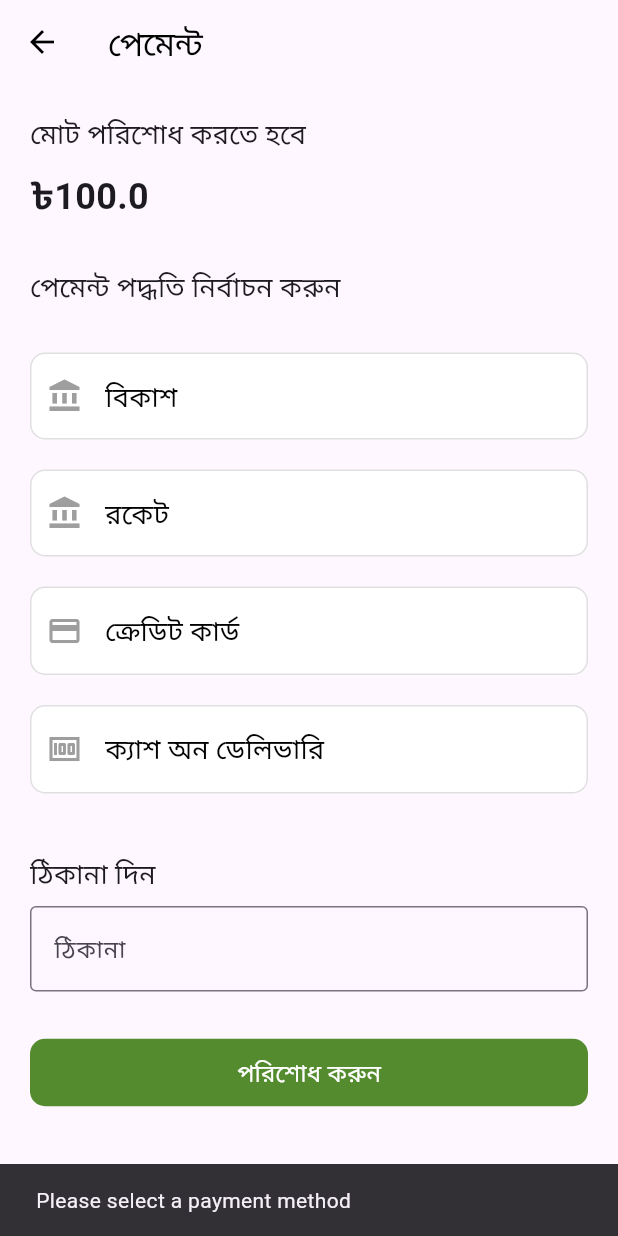
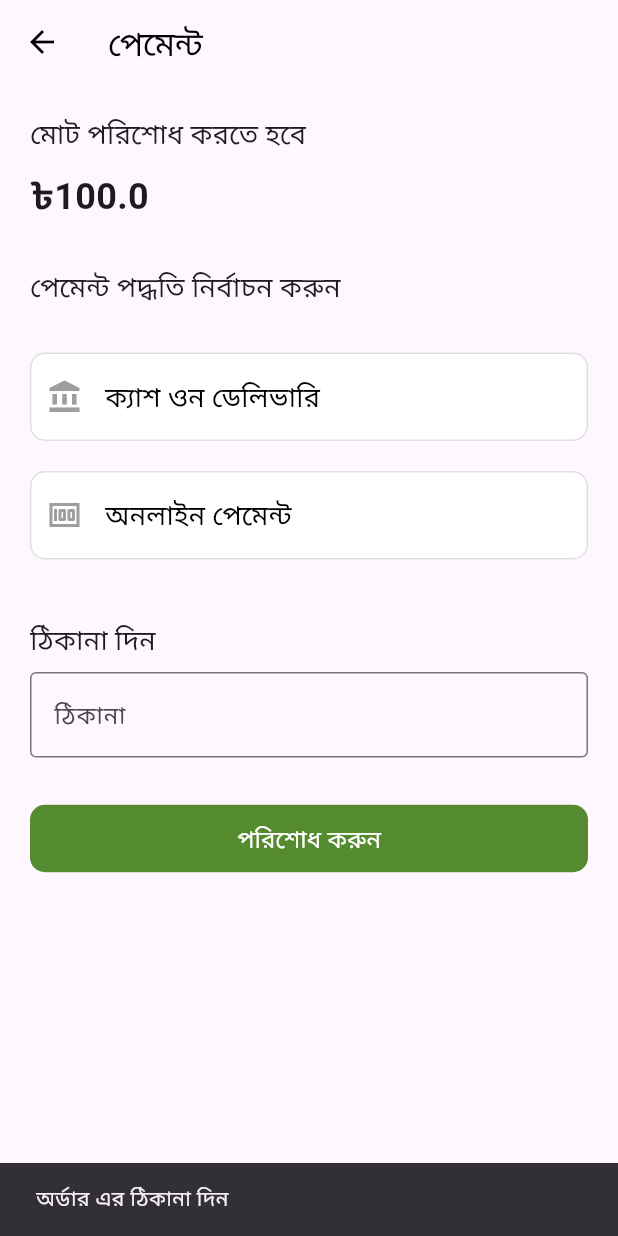
Before and after one commit to EusufUddin8926/flutter_e_commerce_app, a Flutter app: the PaymentPage screen opened directly with empty values, after a tap on "পরিশোধ করুন", on a phone screen of 412 x 824 dp. Run offline on Flutter 3.47's test engine with Material 3 defaults, Android fonts, the phone set to English and light mode, and no system bars; our stand-ins replace cloud_firestore, dotted_border, firebase_auth, firebase_core, firebase_storage, flashy_tab_bar2 and 9 more; missing offline and left inert: flutter_sslcommerz; accounts and stored records are empty.

Commit message:
final code updating

```diff
--- a/lib/pages/payment.dart
+++ b/lib/pages/payment.dart
@@ -1,5 +1,12 @@
 import 'package:flutter/material.dart';
 import 'package:firebase_auth/firebase_auth.dart';
+import 'package:flutter/services.dart';
+import 'package:flutter_sslcommerz/model/SSLCSdkType.dart';
+import 'package:flutter_sslcommerz/model/SSLCTransactionInfoModel.dart';
+import 'package:flutter_sslcommerz/model/SSLCommerzInitialization.dart';
+import 'package:flutter_sslcommerz/model/SSLCurrencyType.dart';
+import 'package:flutter_sslcommerz/sslcommerz.dart';
+import 'package:fluttertoast/fluttertoast.dart';
 import '../models/order_model.dart';
 import '../models/product.dart';
 import '../service/firestore_service.dart';
@@ -42,10 +49,10 @@ class _PaymentPageState extends State<PaymentPage> {
               const SizedBox(height: 30),
               const Text('পেমেন্ট পদ্ধতি নির্বাচন করুন', style: TextStyle(fontSize: 18)),
               const SizedBox(height: 20),
-              buildPaymentOption(context, 'বিকাশ', Icons.account_balance),
-              buildPaymentOption(context, 'রকেট', Icons.account_balance),
-              buildPaymentOption(context, 'ক্রেডিট কার্ড', Icons.credit_card),
-              buildPaymentOption(context, 'ক্যাশ অন ডেলিভারি', Icons.money),
+              buildPaymentOption(context, "1",'ক্যাশ ওন ডেলিভারি', Icons.account_balance),
+              buildPaymentOption(context, "2", 'অনলাইন পেমেন্ট', Icons.money),
+             /* buildPaymentOption(context, 'ক্রেডিট কার্ড', Icons.credit_card),
+              buildPaymentOption(context, 'ক্যাশ অন ডেলিভারি', Icons.money),*/
               const SizedBox(height: 30),
               const Text('ঠিকানা দিন', style: TextStyle(fontSize: 18)),
               SizedBox(height: 8,),
@@ -60,10 +67,74 @@ class _PaymentPageState extends State<PaymentPage> {
               const SizedBox(height: 30),
               MaterialButton(
                 onPressed: () async{
-                  if (selectedPaymentMethod != null) {
-                   await confirmOrder(widget.cartItems);
+                  if(addressController.text.isEmpty){
+                    ScaffoldMessenger.of(context).showSnackBar(const SnackBar(content: Text('অর্ডার এর ঠিকানা দিন')));
+                    return;
+                  }
+                  if(selectedPaymentMethod != null && selectedPaymentMethod == "1"){
+                    await confirmOrder(widget.cartItems, "");
+                  }else if(selectedPaymentMethod != null && selectedPaymentMethod == "2"){
 
-                  } else {
+                    String cartItemName = widget.cartItems.map((product) => product.productName).join(', ');
+
+                    Sslcommerz sslcommerz = Sslcommerz(
+                        initializer: SSLCommerzInitialization(
+                            currency: SSLCurrencyType.BDT,
+                            product_category: cartItemName,
+                            multi_card_name: "visa,master,bkash",
+                            sdkType: SSLCSdkType.TESTBOX,
+                            store_id: "mobil5fe45035efe16",
+                            store_passwd: "mobil5fe45035efe16@ssl",
+                            total_amount: widget.totalPrice + 100,
+                            tran_id: DateTime.now().millisecondsSinceEpoch.toString()));
+
+                    try {
+                      SSLCTransactionInfoModel result = await sslcommerz.payNow();
+                      if (result is PlatformException) {
+                        debugPrint(result.status);
+                      } else {
+                        if (result.status!.toLowerCase() == "failed") {
+                          print('Transaction is Failed....');
+                          await Fluttertoast.showToast(
+                              msg: "Transaction is Failed....",
+                              toastLength: Toast.LENGTH_SHORT,
+                              gravity: ToastGravity.CENTER,
+                              timeInSecForIosWeb: 1,
+                              backgroundColor: Colors.red,
+                              textColor: Colors.white,
+                              fontSize: 16.0);
+                        } else {
+                          if(result.status!.toLowerCase() == "closed"){
+                            await Fluttertoast.showToast(
+                              msg:
+                              "পেমেন্ট সফল হয়নি",
+                              toastLength: Toast.LENGTH_SHORT,
+                              gravity: ToastGravity.BOTTOM,
+                              timeInSecForIosWeb: 1,
+                              backgroundColor: Colors.black,
+                              textColor: Colors.white,
+                              fontSize: 16.0,
+                            );
+                          }else{
+                            await confirmOrder(widget.cartItems, result.cardType.toString() );
+                            await Fluttertoast.showToast(
+                              msg:
+                              "Transaction is ${result.status} and Amount is ${result.amount}",
+                              toastLength: Toast.LENGTH_SHORT,
+                              gravity: ToastGravity.BOTTOM,
+                              timeInSecForIosWeb: 1,
+                              backgroundColor: Colors.black,
+                              textColor: Colors.white,
+                              fontSize: 16.0,
+                            );
+                          }
+                        }
+                      }
+                    } catch (e) {
+                      debugPrint(e.toString());
+                    }
+
+                  }else{
                     ScaffoldMessenger.of(context).showSnackBar(
                       const SnackBar(content: Text('Please select a payment method')),
                     );
@@ -90,12 +161,12 @@ class _PaymentPageState extends State<PaymentPage> {
     );
   }
 
-  Widget buildPaymentOption(BuildContext context, String title, IconData icon) {
-    final isSelected = selectedPaymentMethod == title;
+  Widget buildPaymentOption(BuildContext context,String id, String title, IconData icon) {
+    final isSelected = selectedPaymentMethod == id;
     return GestureDetector(
       onTap: () {
         setState(() {
-          selectedPaymentMethod = title;
+          selectedPaymentMethod = id;
         });
       },
       child: Container(
@@ -119,12 +190,7 @@ class _PaymentPageState extends State<PaymentPage> {
 
 
 
-  Future<void> confirmOrder(List<Product> cartItems) async{
-
-    if(addressController.text.isEmpty){
-      ScaffoldMessenger.of(context).showSnackBar(const SnackBar(content: Text('অর্ডার এর ঠিকানা দিন')));
-      return;
-    }
+  Future<void> confirmOrder(List<Product> cartItems, String cardType) async{
 
     setState(() {
       _isLoading = true;
@@ -132,7 +198,7 @@ class _PaymentPageState extends State<PaymentPage> {
 
     for(Product product in cartItems){
       var timeStamp  = DateTime.now().millisecondsSinceEpoch;
-      FirestoreServices.saveOrders(OrderModel(timeStamp.toString(), product.sellerId, FirebaseAuth.instance.currentUser!.uid,FirebaseAuth.instance.currentUser!.displayName!, product.productName, product.sellerName, product.product_amount, product.product_price, product.total_price, "Pending", selectedPaymentMethod.toString(), addressController.text.toString(), 0));
+      FirestoreServices.saveOrders(OrderModel(timeStamp.toString(), product.sellerId, FirebaseAuth.instance.currentUser!.uid,FirebaseAuth.instance.currentUser!.displayName!, product.productName, product.sellerName, product.product_amount, product.product_price, product.total_price, "Pending", selectedPaymentMethod == 1 && cardType.isEmpty ? "ক্যাশ ওন ডেলিভারি": cardType, addressController.text.toString(), 0));
     }
     FirestoreServices.removeAllCartItemsFromFirestore();
 
--- a/lib/pages/signin_screen.dart
+++ b/lib/pages/signin_screen.dart
@@ -1,5 +1,6 @@
 import 'package:flutter/material.dart';
 import 'package:flutter_e_commerce_app/pages/singup_screen.dart';
+import 'package:flutter_easyloading/flutter_easyloading.dart';
 import '../Utils/colors.dart';
 import '../service/auth_service.dart';
 
--- a/lib/service/auth_service.dart
+++ b/lib/service/auth_service.dart
@@ -3,6 +3,7 @@ import 'package:flutter/cupertino.dart';
 import 'package:flutter/material.dart';
 import 'package:flutter_e_commerce_app/helpers/di.dart';
 import 'package:flutter_e_commerce_app/storage/app_pref.dart';
+import 'package:flutter_easyloading/flutter_easyloading.dart';
 
 import '../main.dart';
 import 'firestore_service.dart';
@@ -10,12 +11,14 @@ import 'firestore_service.dart';
 class AuthServices {
   static signupUser(String email, String password, String fullName,String address,String phone_nubmer,String role,String profilePhotoUrl, BuildContext context) async {
     try {
+      EasyLoading.show(status: "Loading...");
       UserCredential userCredential = await FirebaseAuth.instance
           .createUserWithEmailAndPassword(email: email, password: password);
 
       await FirebaseAuth.instance.currentUser!.updateDisplayName(fullName);
       await FirebaseAuth.instance.currentUser!.updateEmail(email);
       await FirestoreServices.saveUser(fullName, email,password, userCredential.user!.uid, address,phone_nubmer, role,profilePhotoUrl );
+      EasyLoading.dismiss();
       ScaffoldMessenger.of(context).showSnackBar(const SnackBar(content: Text('Registration Successful')));
       await instance<AppPreferences>().storeUserId(userCredential.user!.uid);
       await instance<AppPreferences>().saveCredentials(email, password);
@@ -40,9 +43,11 @@ class AuthServices {
 
   static signinUser(String email, String password, BuildContext context) async {
     try {
+      EasyLoading.show(status: "Signing In...");
       await FirebaseAuth.instance
           .signInWithEmailAndPassword(email: email, password: password);
 
+      EasyLoading.dismiss();
       ScaffoldMessenger.of(context)
           .showSnackBar(const SnackBar(content: Text('You are Logged in')));
 
--- a/pubspec.yaml
+++ b/pubspec.yaml
@@ -48,6 +48,7 @@ dependencies:
   permission_handler: ^11.3.0
   flutter_staggered_grid_view: ^0.7.0
   flutter_easyloading: ^3.0.5
+  flutter_sslcommerz: ^2.2.2-nullsafety.0
 
 
   # The following adds the Cupertino Icons font to your application.
```
Also changed, not shown: lib/pages/addproduct.dart (+45 -27 lines).
